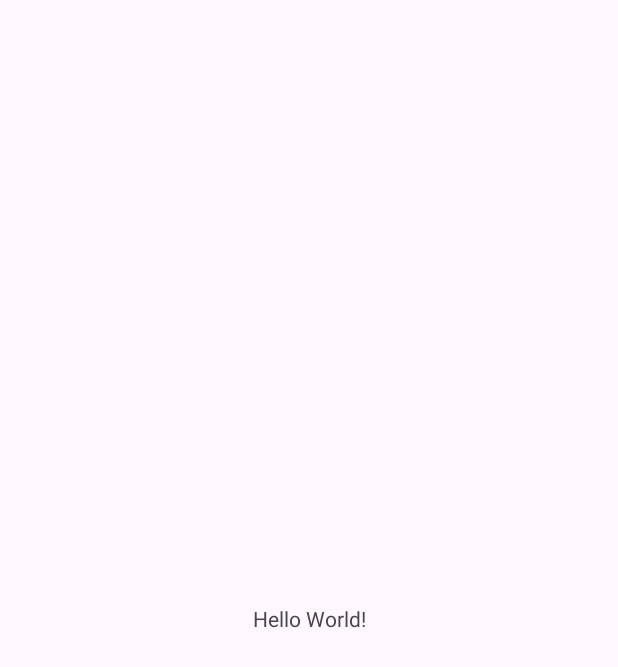
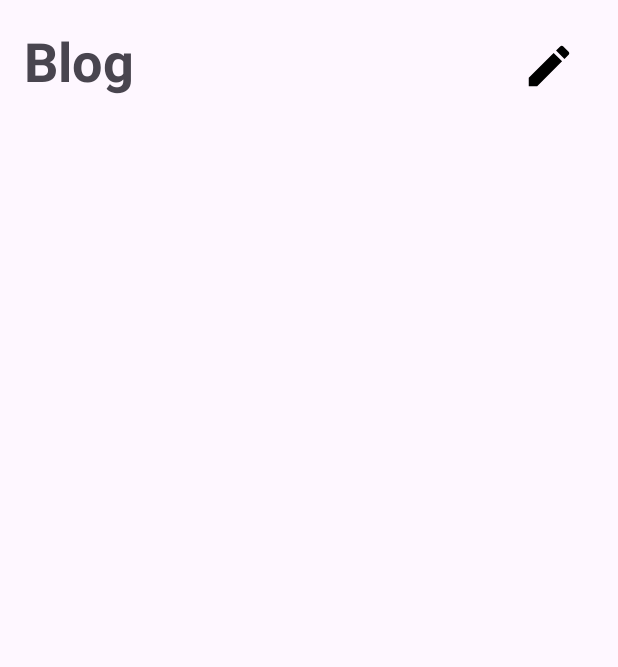
Before and after one commit to Kusitms-28th-PartCrossStudy-D/PartCrossB_Android, an Android app: the screen it shows after launch (MainActivity), on a phone screen of 412 x 824 dp. Before the commit the part shown is almost empty. Shown: the top 667 px of the screen. Run offline under Robolectric (Android 15) with nearby library versions, the phone set to English and light mode, and no system bars.

Commit message:
[feat] : main UI 툴 구축, 리사이클러뷰 어댑터 생성

```diff
--- /dev/null
+++ b/app/src/main/java/com/pcandriod/part_cross_android/main/PostItem.kt
@@ -0,0 +1,6 @@
+package com.pcandriod.part_cross_android.main
+
+data class PostItem(
+    val title: String,
+    val content: String
+)
--- /dev/null
+++ b/app/src/main/res/drawable/baseline_edit_24.xml
@@ -0,0 +1,5 @@
+<vector android:height="36dp" android:tint="#000000"
+    android:viewportHeight="24" android:viewportWidth="24"
+    android:width="36dp" xmlns:android="http://schemas.android.com/apk/res/android">
+    <path android:fillColor="@android:color/white" android:pathData="M3,17.25V21h3.75L17.81,9.94l-3.75,-3.75L3,17.25zM20.71,7.04c0.39,-0.39 0.39,-1.02 0,-1.41l-2.34,-2.34c-0.39,-0.39 -1.02,-0.39 -1.41,0l-1.83,1.83 3.75,3.75 1.83,-1.83z"/>
+</vector>
--- a/app/src/main/res/layout/activity_main.xml
+++ b/app/src/main/res/layout/activity_main.xml
@@ -6,13 +6,57 @@
     android:layout_height="match_parent"
     tools:context=".main.MainActivity">
 
-    <TextView
-        android:layout_width="wrap_content"
-        android:layout_height="wrap_content"
-        android:text="Hello World!"
+    <androidx.constraintlayout.widget.ConstraintLayout
+        android:id="@+id/cl_toolbar"
+        android:layout_width="match_parent"
+        android:layout_height="0dp"
+        app:layout_constraintStart_toStartOf="parent"
+        app:layout_constraintTop_toTopOf="parent">
+
+
+        <TextView
+            android:layout_width="wrap_content"
+            android:layout_height="wrap_content"
+            android:layout_marginStart="16dp"
+            android:layout_marginTop="16dp"
+            android:text="Blog"
+            android:textSize="36sp"
+            android:textStyle="bold"
+            app:layout_constraintStart_toStartOf="parent"
+            app:layout_constraintTop_toTopOf="parent" />
+
+        <ImageButton
+            android:id="@+id/imageButton"
+            android:layout_width="wrap_content"
+            android:layout_height="wrap_content"
+            android:layout_marginTop="16dp"
+            android:layout_marginEnd="16dp"
+            android:backgroundTint="@android:color/transparent"
+            android:src="@drawable/baseline_edit_24"
+            app:layout_constraintEnd_toEndOf="parent"
+            app:layout_constraintTop_toTopOf="parent" />
+
+    </androidx.constraintlayout.widget.ConstraintLayout>
+
+    <androidx.constraintlayout.widget.ConstraintLayout
+        android:layout_width="match_parent"
+        android:layout_height="0dp"
         app:layout_constraintBottom_toBottomOf="parent"
         app:layout_constraintEnd_toEndOf="parent"
         app:layout_constraintStart_toStartOf="parent"
-        app:layout_constraintTop_toTopOf="parent" />
+        app:layout_constraintTop_toBottomOf="@+id/cl_toolbar" >
+
+        <androidx.recyclerview.widget.RecyclerView
+            android:layout_width="match_parent"
+            android:layout_height="0dp"
+            android:layout_marginStart="16dp"
+            android:layout_marginTop="16dp"
+            android:layout_marginEnd="16dp"
+            app:layoutManager="androidx.recyclerview.widget.LinearLayoutManager"
+            app:layout_constraintEnd_toEndOf="parent"
+            app:layout_constraintStart_toStartOf="parent"
+            app:layout_constraintTop_toTopOf="parent" />
+
+    </androidx.constraintlayout.widget.ConstraintLayout>
 
 </androidx.constraintlayout.widget.ConstraintLayout>
```
Also changed, not shown: app/src/main/java/com/pcandriod/part_cross_android/main/PostAdapter.kt (added, +32 -0 lines), app/src/main/res/drawable/black_border.xml (added, +8 -0 lines), app/src/main/res/drawable/border.xml (added, +12 -0 lines), app/src/main/res/layout/item_post.xml (added, +42 -0 lines).
